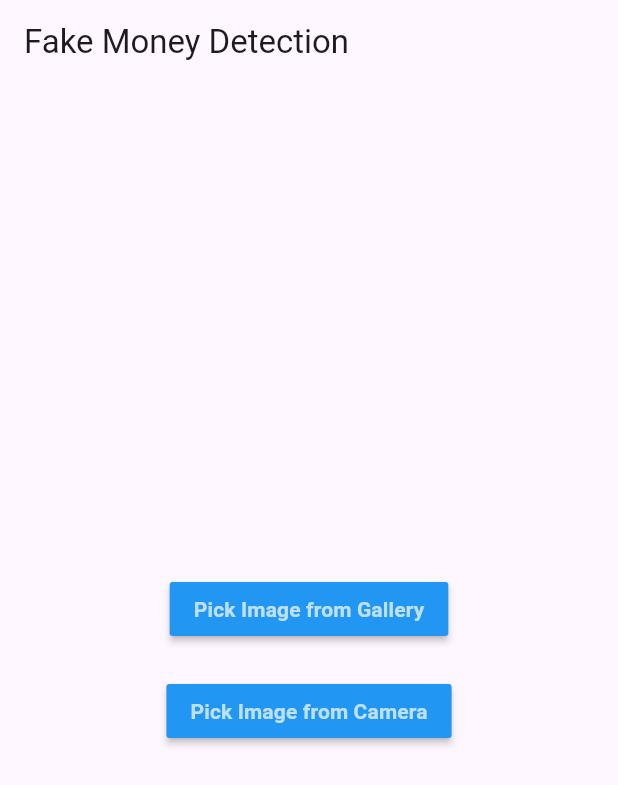
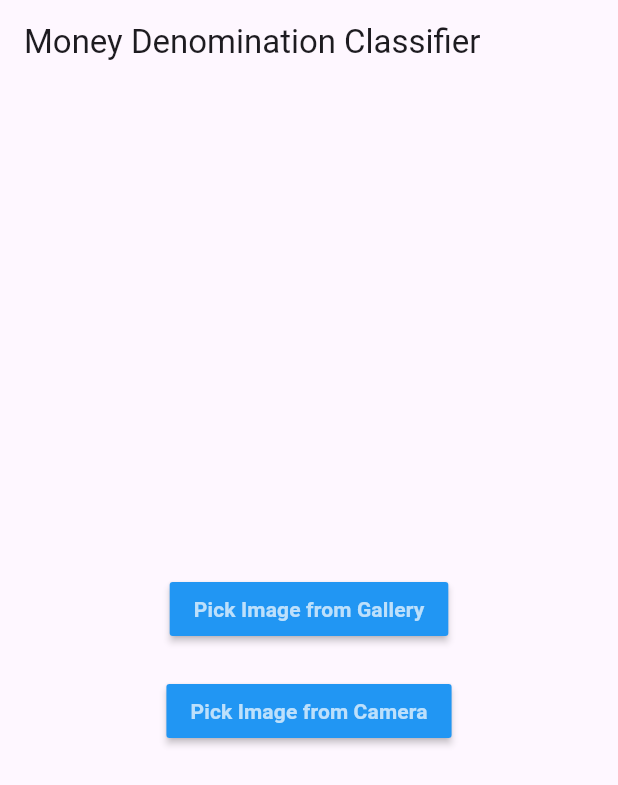
Before and after one commit to asileshi/Fake-money-detection-app, a Flutter app: the screen it shows after launch, after a tap on "Pick Image from Gallery", on a phone screen of 412 x 824 dp. Shown: the top 785 px of the screen. Run offline on Flutter 3.47's test engine with Material 3 defaults, Android fonts, the phone set to English and light mode, and no system bars; our stand-ins replace image_picker; missing offline and left inert: tflite.

```diff
--- a/lib/main.dart
+++ b/lib/main.dart
@@ -1,21 +1,21 @@
 import 'dart:io';
-import 'dart:math';
 
 import 'package:flutter/material.dart';
 import 'package:image_picker/image_picker.dart';
+import 'package:tflite/tflite.dart';
 
 void main() {
   runApp(const MyApp());
 }
 
 class MyApp extends StatelessWidget {
-  const MyApp({Key? key});
+  const MyApp({Key? key}) : super(key: key);
 
   @override
   Widget build(BuildContext context) {
     return MaterialApp(
       debugShowCheckedModeBanner: false,
-      title: 'Fake Money Detection App',
+      title: 'Money Denomination Classifier',
       theme: ThemeData(
         primarySwatch: Colors.blue,
       ),
@@ -33,7 +33,20 @@ class ImagePickerPage extends StatefulWidget {
 
 class _ImagePickerPageState extends State<ImagePickerPage> {
   File? _image;
-  bool? _isReal;
+  String? _result;
+
+  @override
+  void initState() {
+    super.initState();
+    loadModel();
+  }
+
+  Future<void> loadModel() async {
+    await Tflite.loadModel(
+      model: "assets/final.tflite",
+      labels: "assets/labels.txt",
+    );
+  }
 
   Future<void> _pickImage(ImageSource source) async {
     try {
@@ -42,19 +55,24 @@ class _ImagePickerPageState extends State<ImagePickerPage> {
       final imageTemp = File(pickedImage.path);
       setState(() {
         _image = imageTemp;
-        _isReal = null; // Reset the result when a new image is selected
+        _result = null; // Reset the result when a new image is selected
       });
     } catch (e) {
       print('Failed to pick image: $e');
     }
   }
 
-  void _checkImage() {
+  void _classifyImage() async {
     if (_image != null) {
-      // Randomly determine if the image is fake or real
-      final isReal = Random().nextBool();
+      var output = await Tflite.runModelOnImage(
+        path: _image!.path,
+        numResults: 1,
+        threshold: 0.5,
+        imageMean: 127.5,
+        imageStd: 127.5,
+      );
       setState(() {
-        _isReal = isReal;
+        _result = output != null && output.isNotEmpty ? output[0]["label"] : "Could not recognize";
       });
     }
   }
@@ -62,7 +80,7 @@ class _ImagePickerPageState extends State<ImagePickerPage> {
   void _clearImage() {
     setState(() {
       _image = null;
-      _isReal = null;
+      _result = null;
     });
   }
 
@@ -70,7 +88,7 @@ class _ImagePickerPageState extends State<ImagePickerPage> {
   Widget build(BuildContext context) {
     return Scaffold(
       appBar: AppBar(
-        title: const Text("Fake Money Detection"),
+        title: const Text("Money Denomination Classifier"),
       ),
       body: Center(
         child: Column(
@@ -105,15 +123,15 @@ class _ImagePickerPageState extends State<ImagePickerPage> {
               ),
               const SizedBox(height: 20),
               ElevatedButton(
-                onPressed: _checkImage,
-                child: const Text("Check"),
+                onPressed: _classifyImage,
+                child: const Text("Classify"),
               ),
-              if (_isReal != null) ...[
+              if (_result != null) ...[
                 const SizedBox(height: 20),
                 Text(
-                  _isReal! ? "Real Money" : "Fake Money",
+                  "Classification: $_result",
                   style: TextStyle(
-                    color: _isReal! ? Colors.green : Colors.red,
+                    color: Colors.blue,
                     fontSize: 24,
                     fontWeight: FontWeight.bold,
                   ),
```
Also changed, not shown: pubspec.yaml (+6 -1 lines), pubspec.lock, 2 other files.
